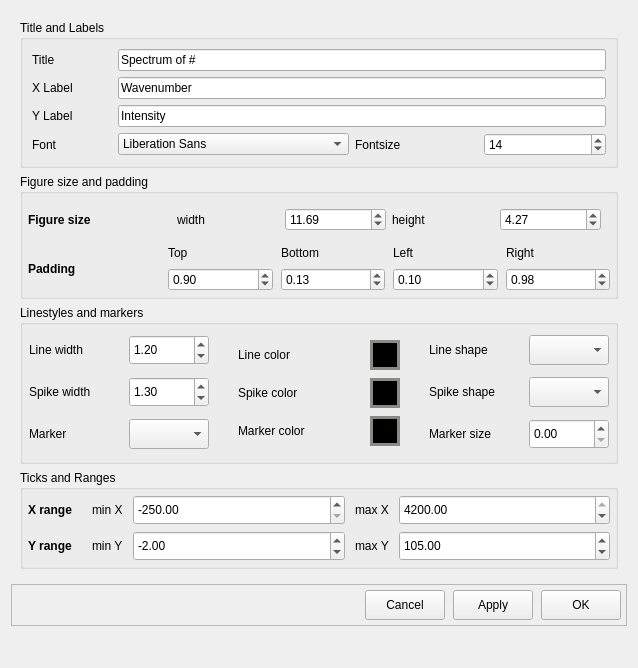
Before: the Qt Designer form ui/ui_style.ui in moaz-elesawey/gaussian-spectrum-analyzer, drawn with Qt 5.
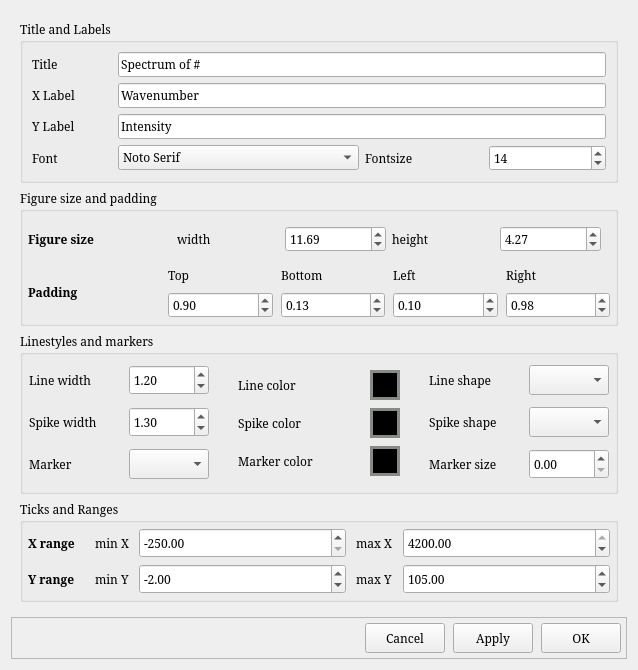
After: the same form once the commit is applied.

```diff
--- a/ui/ui_style.ui
+++ b/ui/ui_style.ui
@@ -22,6 +22,11 @@
   <layout class="QVBoxLayout" name="verticalLayout">
    <item>
     <widget class="QFrame" name="frame">
+     <property name="font">
+      <font>
+       <family>Serif</family>
+      </font>
+     </property>
      <property name="frameShape">
       <enum>QFrame::NoFrame</enum>
      </property>
@@ -31,6 +36,11 @@
      <layout class="QVBoxLayout" name="verticalLayout_2">
       <item>
        <widget class="QGroupBox" name="groupBox">
+        <property name="font">
+         <font>
+          <family>Serif</family>
+         </font>
+        </property>
         <property name="title">
          <string>Title and Labels</string>
         </property>
@@ -46,6 +56,11 @@
              <height>0</height>
             </size>
            </property>
+           <property name="font">
+            <font>
+             <family>Serif</family>
+            </font>
+           </property>
            <property name="text">
             <string>X Label</string>
            </property>
@@ -53,6 +68,11 @@
          </item>
          <item row="1" column="2">
           <widget class="QLineEdit" name="xlabel_inp">
+           <property name="font">
+            <font>
+             <family>Serif</family>
+            </font>
+           </property>
            <property name="text">
             <string>Wavenumber</string>
            </property>
@@ -62,6 +82,11 @@
           <layout class="QGridLayout" name="gridLayout">
            <item row="0" column="0">
             <widget class="QFontComboBox" name="font_select">
+             <property name="font">
+              <font>
+               <family>Serif</family>
+              </font>
+             </property>
              <property name="editable">
               <bool>false</bool>
              </property>
@@ -75,6 +100,11 @@
                <height>0</height>
               </size>
              </property>
+             <property name="font">
+              <font>
+               <family>Serif</family>
+              </font>
+             </property>
              <property name="text">
               <string>Fontsize</string>
              </property>
@@ -82,6 +112,11 @@
            </item>
            <item row="0" column="2">
             <widget class="QSpinBox" name="fontsize_inp">
+             <property name="font">
+              <font>
+               <family>Serif</family>
+              </font>
+             </property>
              <property name="minimum">
               <number>8</number>
              </property>
@@ -103,6 +138,11 @@
              <height>0</height>
             </size>
            </property>
+           <property name="font">
+            <font>
+             <family>Serif</family>
+            </font>
+           </property>
            <property name="text">
             <string>Y Label</string>
            </property>
@@ -110,6 +150,11 @@
          </item>
          <item row="2" column="2">
           <widget class="QLineEdit" name="ylabel_inp">
+           <property name="font">
+            <font>
+             <family>Serif</family>
+            </font>
+           </property>
            <property name="text">
             <string>Intensity</string>
            </property>
@@ -123,6 +168,11 @@
              <height>0</height>
             </size>
            </property>
+           <property name="font">
+            <font>
+             <family>Serif</family>
+            </font>
+           </property>
            <property name="text">
             <string>Font</string>
            </property>
@@ -130,6 +180,11 @@
          </item>
          <item row="0" column="2">
           <widget class="QLineEdit" name="title_inp">
+           <property name="font">
+            <font>
+             <family>Serif</family>
+            </font>
+           </property>
            <property name="text">
             <string>Spectrum of #</string>
            </property>
@@ -143,6 +198,11 @@
              <height>0</height>
             </size>
            </property>
+           <property name="font">
+            <font>
+             <family>Serif</family>
+            </font>
+           </property>
            <property name="text">
             <string>Title</string>
            </property>
@@ -153,6 +213,11 @@
       </item>
       <item>
        <widget class="QGroupBox" name="groupBox_4">
+        <property name="font">
+         <font>
+          <family>Serif</family>
+         </font>
+        </property>
         <property name="title">
          <string>Figure size and padding</string>
         </property>
@@ -182,6 +247,7 @@
            </property>
            <property name="font">
             <font>
+             <family>Serif</family>
              <weight>75</weight>
              <bold>true</bold>
             </font>
@@ -201,7 +267,7 @@
            </property>
            <property name="font">
             <font>
-             <family>Ubuntu</family>
+             <family>Serif</family>
              <weight>75</weight>
              <bold>true</bold>
             </font>
@@ -225,6 +291,11 @@
              <height>0</height>
             </size>
            </property>
+           <property name="font">
+            <font>
+             <family>Serif</family>
+            </font>
+           </property>
            <property name="frameShape">
             <enum>QFrame::NoFrame</enum>
            </property>
@@ -249,6 +320,11 @@
             </property>
             <item row="0" column="0">
              <widget class="QLabel" name="label_25">
+              <property name="font">
+               <font>
+                <family>Serif</family>
+               </font>
+              </property>
               <property name="text">
                <string>Top</string>
               </property>
@@ -256,6 +332,11 @@
             </item>
             <item row="0" column="1">
              <widget class="QLabel" name="label_27">
+              <property name="font">
+               <font>
+                <family>Serif</family>
+               </font>
+              </property>
               <property name="text">
                <string>Bottom</string>
               </property>
@@ -263,6 +344,11 @@
             </item>
             <item row="0" column="2">
              <widget class="QLabel" name="label_26">
+              <property name="font">
+               <font>
+                <family>Serif</family>
+               </font>
+              </property>
               <property name="text">
                <string>Left</string>
               </property>
@@ -270,6 +356,11 @@
             </item>
             <item row="0" column="3">
              <widget class="QLabel" name="label_28">
+              <property name="font">
+               <font>
+                <family>Serif</family>
+               </font>
+              </property>
               <property name="text">
                <string>Right</string>
               </property>
@@ -277,6 +368,11 @@
             </item>
             <item row="1" column="0">
              <widget class="QDoubleSpinBox" name="padding_top">
+              <property name="font">
+               <font>
+                <family>Serif</family>
+               </font>
+              </property>
               <property name="maximum">
                <double>1.000000000000000</double>
               </property>
@@ -290,6 +386,11 @@
             </item>
             <item row="1" column="1">
              <widget class="QDoubleSpinBox" name="padding_bottom">
+              <property name="font">
+               <font>
+                <family>Serif</family>
+               </font>
+              </property>
               <property name="maximum">
                <double>1.000000000000000</double>
               </property>
@@ -303,6 +404,11 @@
             </item>
             <item row="1" column="2">
              <widget class="QDoubleSpinBox" name="padding_left">
+              <property name="font">
+               <font>
+                <family>Serif</family>
+               </font>
+              </property>
               <property name="maximum">
                <double>1.000000000000000</double>
               </property>
@@ -316,6 +422,11 @@
             </item>
             <item row="1" column="3">
              <widget class="QDoubleSpinBox" name="padding_right">
+              <property name="font">
+               <font>
+                <family>Serif</family>
+               </font>
+              </property>
               <property name="maximum">
                <double>1.000000000000000</double>
               </property>
@@ -338,6 +449,11 @@
              <verstretch>0</verstretch>
             </sizepolicy>
            </property>
+           <property name="font">
+            <font>
+             <family>Serif</family>
+            </font>
+           </property>
            <layout class="QGridLayout" name="gridLayout_9">
             <item row="0" column="0">
              <widget class="QLabel" name="label_22">
@@ -347,6 +463,11 @@
                 <verstretch>0</verstretch>
                </sizepolicy>
               </property>
+              <property name="font">
+               <font>
+                <family>Serif</family>
+               </font>
+              </property>
               <property name="text">
                <string>width</string>
               </property>
@@ -360,6 +481,11 @@
                 <verstretch>0</verstretch>
                </sizepolicy>
               </property>
+              <property name="font">
+               <font>
+                <family>Serif</family>
+               </font>
+              </property>
               <property name="minimum">
                <double>2.000000000000000</double>
               </property>
@@ -376,6 +502,11 @@
                 <verstretch>0</verstretch>
                </sizepolicy>
               </property>
+              <property name="font">
+               <font>
+                <family>Serif</family>
+               </font>
+              </property>
               <property name="text">
                <string>height</string>
               </property>
@@ -389,6 +520,11 @@
                 <verstretch>0</verstretch>
                </sizepolicy>
               </property>
+              <property name="font">
+               <font>
+                <family>Serif</family>
+               </font>
+              </property>
               <property name="minimum">
                <double>2.000000000000000</double>
               </property>
@@ -405,6 +541,11 @@
       </item>
       <item>
        <widget class="QGroupBox" name="groupBox_2">
+        <property name="font">
+         <font>
+          <family>Serif</family>
+         </font>
+        </property>
         <property name="title">
          <string>Linestyles and markers</string>
         </property>
@@ -446,6 +587,11 @@
                <height>30</height>
               </size>
              </property>
+             <property name="font">
+              <font>
+               <family>Serif</family>
+              </font>
+             </property>
              <property name="value">
               <double>1.300000000000000</double>
              </property>
@@ -465,6 +611,11 @@
                <height>30</height>
               </size>
              </property>
+             <property name="font">
+              <font>
+               <family>Serif</family>
+              </font>
+             </property>
             </widget>
            </item>
            <item row="2" column="0">
@@ -481,6 +632,11 @@
                <height>0</height>
               </size>
              </property>
+             <property name="font">
+              <font>
+               <family>Serif</family>
+              </font>
+             </property>
              <property name="text">
               <string>Marker</string>
              </property>
@@ -500,6 +656,11 @@
                <height>0</height>
               </size>
              </property>
+             <property name="font">
+              <font>
+               <family>Serif</family>
+              </font>
+             </property>
              <property name="text">
               <string>Spike width</string>
              </property>
@@ -519,6 +680,11 @@
                <height>30</height>
               </size>
              </property>
+             <property name="font">
+              <font>
+               <family>Serif</family>
+              </font>
+             </property>
              <property name="value">
               <double>1.200000000000000</double>
              </property>
@@ -538,6 +704,11 @@
                <height>0</height>
               </size>
              </property>
+             <property name="font">
+              <font>
+               <family>Serif</family>
+              </font>
+             </property>
              <property name="text">
               <string>Line width</string>
              </property>
@@ -564,6 +735,11 @@
                <height>0</height>
               </size>
              </property>
+             <property name="font">
+              <font>
+               <family>Serif</family>
+              </font>
+             </property>
              <property name="text">
               <string>Line shape</string>
              </property>
@@ -583,6 +759,11 @@
                <height>30</height>
               </size>
              </property>
+             <property name="font">
+              <font>
+               <family>Serif</family>
+              </font>
+             </property>
             </widget>
            </item>
            <item row="1" column="0">
@@ -599,6 +780,11 @@
                <height>0</height>
               </size>
              </property>
+             <property name="font">
+              <font>
+               <family>Serif</family>
+              </font>
+             </property>
              <property name="text">
               <string>Spike shape</string>
              </property>
@@ -618,6 +804,11 @@
                <height>30</height>
               </size>
              </property>
+             <property name="font">
+              <font>
+               <family>Serif</family>
+              </font>
+             </property>
             </widget>
            </item>
            <item row="2" column="0">
@@ -634,6 +825,11 @@
                <height>0</height>
               </size>
              </property>
+             <property name="font">
+              <font>
+               <family>Serif</family>
+              </font>
+             </property>
              <property name="text">
               <string>Marker size</string>
              </property>
@@ -647,12 +843,22 @@
                <height>30</height>
               </size>
              </property>
+             <property name="font">
+              <font>
+               <family>Serif</family>
+              </font>
+             </property>
             </widget>
            </item>
           </layout>
          </item>
          <item row="0" column="1">
           <widget class="QFrame" name="frame">
+           <property name="font">
+            <font>
+             <family>Serif</family>
+            </font>
+           </property>
            <property name="styleSheet">
             <string notr="true">QPushButton{
 	background-color: rgb(0, 0, 0);
@@ -678,6 +884,11 @@
                 <height>0</height>
                </size>
               </property>
+              <property name="font">
+               <font>
+                <family>Serif</family>
+               </font>
+              </property>
               <property name="text">
                <string>Line color</string>
               </property>
@@ -697,6 +908,11 @@
                 <height>30</height>
                </size>
               </property>
+              <property name="font">
+               <font>
+                <family>Serif</family>
+               </font>
+              </property>
               <property name="text">
                <string/>
               </property>
@@ -716,6 +932,11 @@
                 <height>0</height>
                </size>
               </property>
+              <property name="font">
+               <font>
+                <family>Serif</family>
+               </font>
+              </property>
               <property name="text">
                <string>Spike color</string>
               </property>
@@ -735,6 +956,11 @@
                 <height>30</height>
                </size>
               </property>
+              <property name="font">
+               <font>
+                <family>Serif</family>
+               </font>
+              </property>
               <property name="text">
                <string/>
               </property>
@@ -754,6 +980,11 @@
                 <height>0</height>
                </size>
               </property>
+              <property name="font">
+               <font>
+                <family>Serif</family>
+               </font>
+              </property>
               <property name="text">
                <string>Marker color</string>
               </property>
@@ -773,6 +1004,11 @@
                 <height>30</height>
                </size>
               </property>
+              <property name="font">
+               <font>
+                <family>Serif</family>
+               </font>
+              </property>
               <property name="text">
                <string/>
               </property>
@@ -786,6 +1022,11 @@
       </item>
       <item>
        <widget class="QGroupBox" name="groupBox_3">
+        <property name="font">
+         <font>
+          <family>Serif</family>
+         </font>
+        </property>
         <property name="title">
          <string>Ticks and Ranges</string>
         </property>
@@ -809,6 +1050,7 @@
           <widget class="QLabel" name="label_15">
            <property name="font">
             <font>
+             <family>Serif</family>
              <weight>75</weight>
              <bold>true</bold>
             </font>
@@ -822,6 +1064,7 @@
           <widget class="QLabel" name="label_16">
            <property name="font">
             <font>
+             <family>Serif</family>
              <weight>75</weight>
              <bold>true</bold>
             </font>
@@ -839,6 +1082,11 @@
              <verstretch>0</verstretch>
             </sizepolicy>
            </property>
+           <property name="font">
+            <font>
+             <family>Serif</family>
+            </font>
+           </property>
            <layout class="QGridLayout" name="gridLayout_6">
             <property name="leftMargin">
              <number>0</number>
@@ -857,6 +1105,11 @@
             </property>
             <item row="0" column="0">
              <widget class="QLabel" name="label_17">
+              <property name="font">
+               <font>
+                <family>Serif</family>
+               </font>
+              </property>
               <property name="text">
                <string>min X</string>
               </property>
@@ -876,6 +1129,11 @@
                 <height>30</height>
                </size>
               </property>
+              <property name="font">
+               <font>
+                <family>Serif</family>
+               </font>
+              </property>
               <property name="minimum">
                <double>-250.000000000000000</double>
               </property>
@@ -889,6 +1147,11 @@
             </item>
             <item row="0" column="2">
              <widget class="QLabel" name="label_18">
+              <property name="font">
+               <font>
+                <family>Serif</family>
+               </font>
+              </property>
               <property name="text">
                <string>max X</string>
               </property>
@@ -908,6 +1171,11 @@
                 <height>30</height>
                </size>
               </property>
+              <property name="font">
+               <font>
+                <family>Serif</family>
+               </font>
+              </property>
               <property name="minimum">
                <double>-250.000000000000000</double>
               </property>
@@ -921,6 +1189,11 @@
             </item>
             <item row="1" column="0">
              <widget class="QLabel" name="label_20">
+              <property name="font">
+               <font>
+                <family>Serif</family>
+               </font>
+              </property>
               <property name="text">
                <string>min Y</string>
               </property>
@@ -940,6 +1213,11 @@
                 <height>30</height>
                </size>
               </property>
+              <property name="font">
+               <font>
+                <family>Serif</family>
+               </font>
+              </property>
               <property name="minimum">
                <double>-5.000000000000000</double>
               </property>
@@ -953,6 +1231,11 @@
             </item>
             <item row="1" column="2">
              <widget class="QLabel" name="label_19">
+              <property name="font">
+               <font>
+                <family>Serif</family>
+               </font>
+              </property>
               <property name="text">
                <string>max Y</string>
               </property>
@@ -972,6 +1255,11 @@
                 <height>30</height>
                </size>
               </property>
+              <property name="font">
+               <font>
+                <family>Serif</family>
+               </font>
+              </property>
               <property name="minimum">
                <double>-5.000000000000000</double>
               </property>
@@ -994,6 +1282,11 @@
    </item>
    <item alignment="Qt::AlignTop">
     <widget class="QFrame" name="frame_3">
+     <property name="font">
+      <font>
+       <family>Serif</family>
+      </font>
+     </property>
      <property name="frameShape">
       <enum>QFrame::StyledPanel</enum>
      </property>
@@ -1024,6 +1317,11 @@
           <verstretch>0</verstretch>
          </sizepolicy>
         </property>
+        <property name="font">
+         <font>
+          <family>Serif</family>
+         </font>
+        </property>
         <property name="frameShape">
          <enum>QFrame::NoFrame</enum>
         </property>
@@ -1040,6 +1338,11 @@
           <height>30</height>
          </size>
         </property>
+        <property name="font">
+         <font>
+          <family>Serif</family>
+         </font>
+        </property>
         <property name="text">
          <string>Cancel</string>
         </property>
@@ -1053,6 +1356,11 @@
           <height>30</height>
          </size>
         </property>
+        <property name="font">
+         <font>
+          <family>Serif</family>
+         </font>
+        </property>
         <property name="text">
          <string>Apply</string>
         </property>
@@ -1066,6 +1374,11 @@
           <height>30</height>
          </size>
         </property>
+        <property name="font">
+         <font>
+          <family>Serif</family>
+         </font>
+        </property>
         <property name="text">
          <string>OK</string>
         </property>
```
